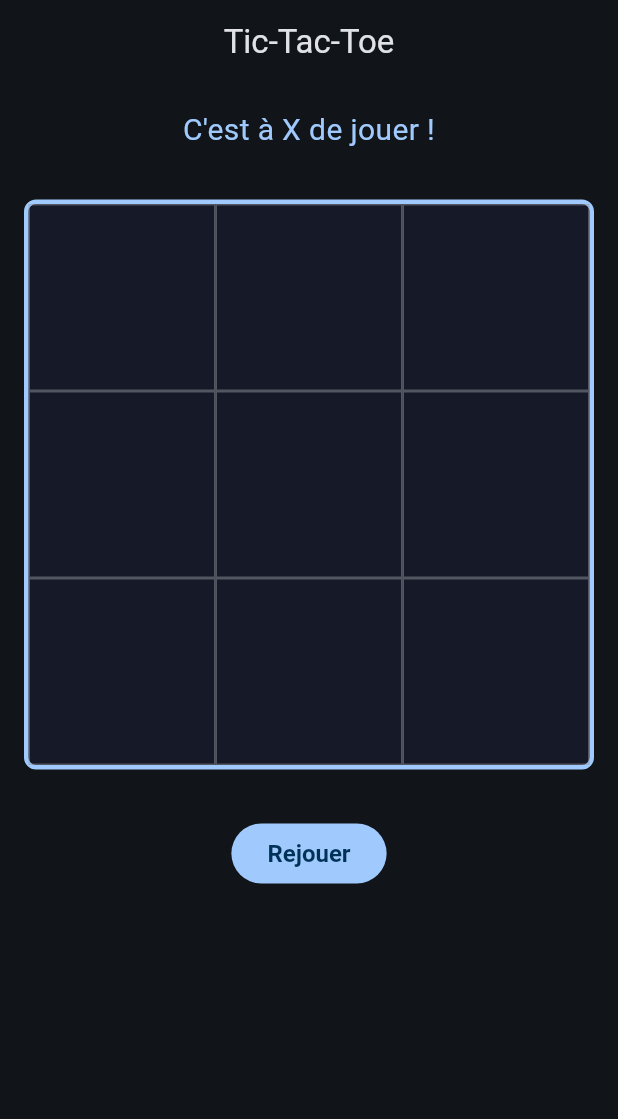
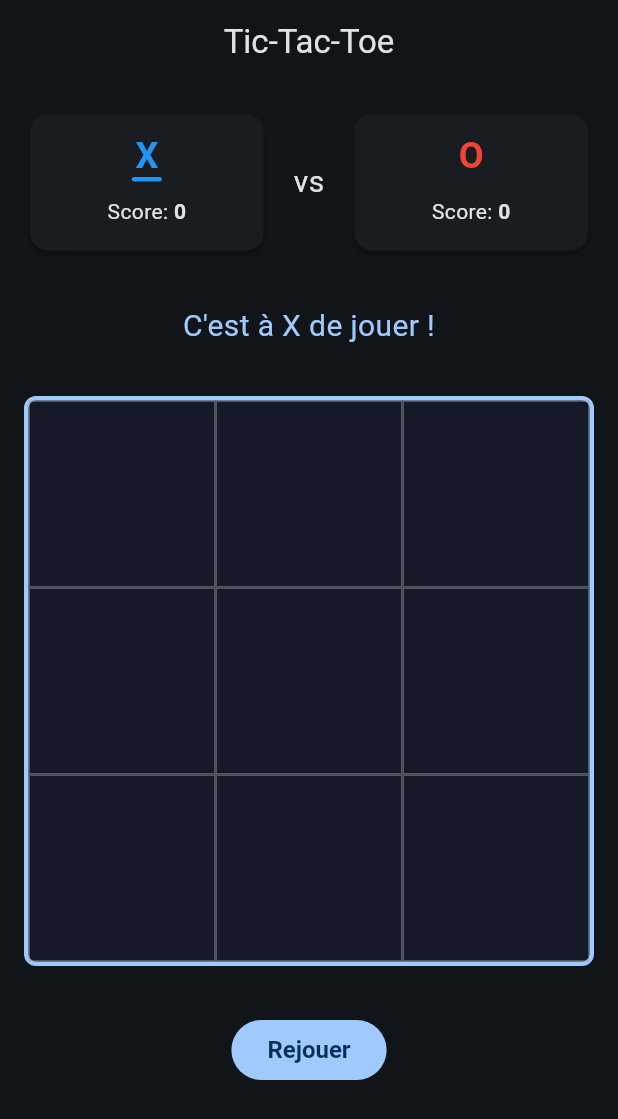
Before and after one commit to bsabaron/tic_tac_toe, a Flutter app: the screen it shows after launch, on a phone screen of 412 x 824 dp. Shown: the top 1119 px of the screen. Run offline on Flutter 3.47's test engine with Material 3 defaults, Android fonts, the phone set to English and light mode, and no system bars; our stand-ins replace flutter_riverpod, riverpod_annotation; generated files the repository leaves out were written again.

Commit message:
feat(game): add score management into GameController and enhance GamePage with player score display

```diff
--- a/packages/game/lib/src/presentation/controllers/game_controller.dart
+++ b/packages/game/lib/src/presentation/controllers/game_controller.dart
@@ -1,6 +1,7 @@
 import 'package:flutter/material.dart';
 import 'package:game/src/domain/game_domain.dart';
 import 'package:game/src/presentation/models/game_state.dart';
+import 'package:game/src/presentation/controllers/score_controller.dart';
 import 'package:riverpod_annotation/riverpod_annotation.dart';
 
 part 'game_controller.g.dart';
@@ -37,6 +38,9 @@ class GameController extends _$GameController {
         .getWinnerCombination(board: state.board, player: state.currentPlayer);
 
     if (winnerCombination != null) {
+      await ref
+          .read(scoreControllerProvider.notifier)
+          .incrementScore(state.currentPlayer.id);
       state = state.copyWith(
         board: state.board,
         status: GameStatus.won,
--- /dev/null
+++ b/packages/game/lib/src/presentation/controllers/score_controller.dart
@@ -0,0 +1,31 @@
+import 'package:game/src/domain/game_domain.dart';
+import 'package:game/src/presentation/providers/repository_provider.dart';
+import 'package:riverpod_annotation/riverpod_annotation.dart';
+
+part 'score_controller.g.dart';
+
+@riverpod
+class ScoreController extends _$ScoreController {
+  late final IncrementScoreUseCase _incrementScoreUseCase =
+      IncrementScoreUseCase(ref.read(scoreRepositoryProvider));
+  late final GetScoresUseCase _getScoresUseCase = GetScoresUseCase(
+    ref.read(scoreRepositoryProvider),
+  );
+
+  @override
+  Future<Map<String, int>> build() async {
+    return await _getScoresUseCase.getAllScores();
+  }
+
+  Future<void> incrementScore(String playerId) async {
+    await _incrementScoreUseCase.incrementScore(playerId);
+    final updatedScores = await _getScoresUseCase.getAllScores();
+    state = AsyncValue.data(updatedScores);
+  }
+
+  Future<void> resetScores() async {
+    final scoreRepository = ref.read(scoreRepositoryProvider);
+    await scoreRepository.resetScores();
+    state = const AsyncValue.data({});
+  }
+}
--- a/packages/game/lib/src/presentation/pages/game_page.dart
+++ b/packages/game/lib/src/presentation/pages/game_page.dart
@@ -1,5 +1,6 @@
 import 'package:flutter/material.dart';
 import 'package:flutter_riverpod/flutter_riverpod.dart';
+import 'package:game/src/presentation/controllers/score_controller.dart';
 import 'package:game/src/presentation/game_presentation.dart';
 
 class GamePage extends ConsumerWidget {
@@ -8,6 +9,9 @@ class GamePage extends ConsumerWidget {
   @override
   Widget build(BuildContext context, WidgetRef ref) {
     final gameState = ref.watch(gameControllerProvider);
+    final scoresAsync = ref.watch(scoreControllerProvider);
+    final player1 = ref.read(gameControllerProvider.notifier).player1;
+    final player2 = ref.read(gameControllerProvider.notifier).player2;
 
     return Scaffold(
       appBar: AppBar(title: const Text('Tic-Tac-Toe')),
@@ -19,6 +23,34 @@ class GamePage extends ConsumerWidget {
               mainAxisAlignment: MainAxisAlignment.center,
               spacing: 32,
               children: [
+                scoresAsync.when(
+                  data:
+                      (scores) => Row(
+                        mainAxisAlignment: MainAxisAlignment.spaceEvenly,
+                        spacing: 16,
+                        children: [
+                          Expanded(
+                            child: PlayerWithScoreCard(
+                              player: player1,
+                              isPlaying:
+                                  player1.id == gameState.currentPlayer.id,
+                              score: scores[player1.id] ?? 0,
+                            ),
+                          ),
+                          Text('vs', style: TextStyle(fontSize: 20)),
+                          Expanded(
+                            child: PlayerWithScoreCard(
+                              player: player2,
+                              isPlaying:
+                                  player2.id == gameState.currentPlayer.id,
+                              score: scores[player2.id] ?? 0,
+                            ),
+                          ),
+                        ],
+                      ),
+                  loading: () => const SizedBox.shrink(),
+                  error: (_, _) => const SizedBox.shrink(),
+                ),
                 GameStatusSection(gameState: gameState),
                 const BoardWidget(),
                 FilledButton(
--- /dev/null
+++ b/packages/game/lib/src/presentation/providers/repository_provider.dart
@@ -0,0 +1,11 @@
+import 'package:riverpod_annotation/riverpod_annotation.dart';
+
+import '../../data/game_data.dart';
+import '../../domain/game_domain.dart';
+
+part 'repository_provider.g.dart';
+
+@Riverpod(keepAlive: true)
+ScoreRepository scoreRepository(Ref ref) {
+  return ScoreRepositoryImpl();
+}
--- /dev/null
+++ b/packages/game/lib/src/presentation/widgets/player_with_score_card.dart
@@ -0,0 +1,63 @@
+import 'package:flutter/material.dart';
+import 'package:game/src/domain/game_domain.dart';
+
+class PlayerWithScoreCard extends StatelessWidget {
+  final Player player;
+  final bool isPlaying;
+  final int score;
+
+  const PlayerWithScoreCard({
+    super.key,
+    required this.player,
+    required this.isPlaying,
+    required this.score,
+  });
+
+  @override
+  Widget build(BuildContext context) {
+    return Card(
+      child: Padding(
+        padding: const EdgeInsets.all(16),
+        child: Column(
+          spacing: 10,
+          children: [
+            Column(
+              spacing: 2,
+              children: [
+                Text(
+                  player.symbol,
+                  style: TextStyle(
+                    fontSize: 24,
+                    fontWeight: FontWeight.bold,
+                    height: 1,
+                    color: player.color,
+                  ),
+                ),
+                Container(
+                  width: 20,
+                  height: 3,
+                  decoration: BoxDecoration(
+                    color: isPlaying ? player.color : Colors.transparent,
+                    borderRadius: BorderRadius.circular(16),
+                  ),
+                ),
+              ],
+            ),
+            RichText(
+              text: TextSpan(
+                style: Theme.of(context).textTheme.bodyMedium,
+                children: [
+                  TextSpan(text: 'Score: '),
+                  TextSpan(
+                    text: score.toString(),
+                    style: TextStyle(fontWeight: FontWeight.bold),
+                  ),
+                ],
+              ),
+            ),
+          ],
+        ),
+      ),
+    );
+  }
+}
```
